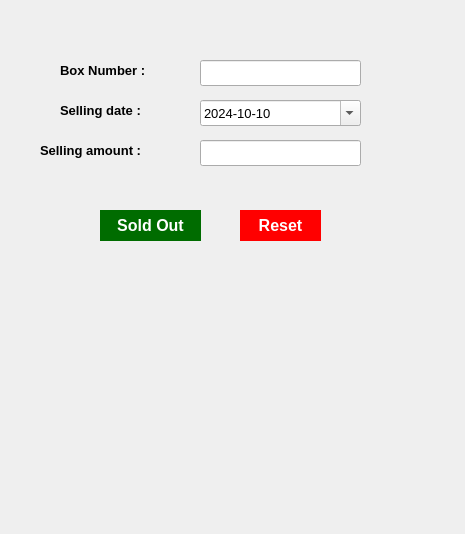
sahariajf/ExpiryGuard, file soldout.ui: the form before one commit.
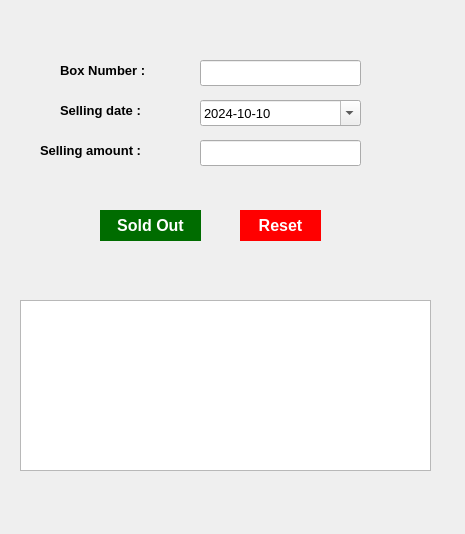
The form after the commit.

Commit message: list view of showing profit

Patch:
```diff
--- a/soldout.ui
+++ b/soldout.ui
@@ -187,6 +187,21 @@
     <string>Reset</string>
    </property>
   </widget>
+  <widget class="QListView" name="showdetails">
+   <property name="geometry">
+    <rect>
+     <x>20</x>
+     <y>300</y>
+     <width>411</width>
+     <height>171</height>
+    </rect>
+   </property>
+   <property name="font">
+    <font>
+     <pointsize>12</pointsize>
+    </font>
+   </property>
+  </widget>
  </widget>
  <resources/>
  <connections/>
```
The commit also changes 4 other files.
